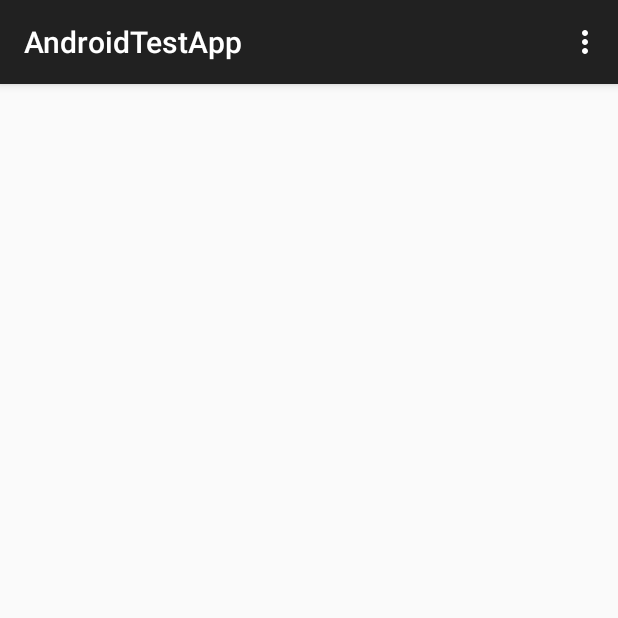
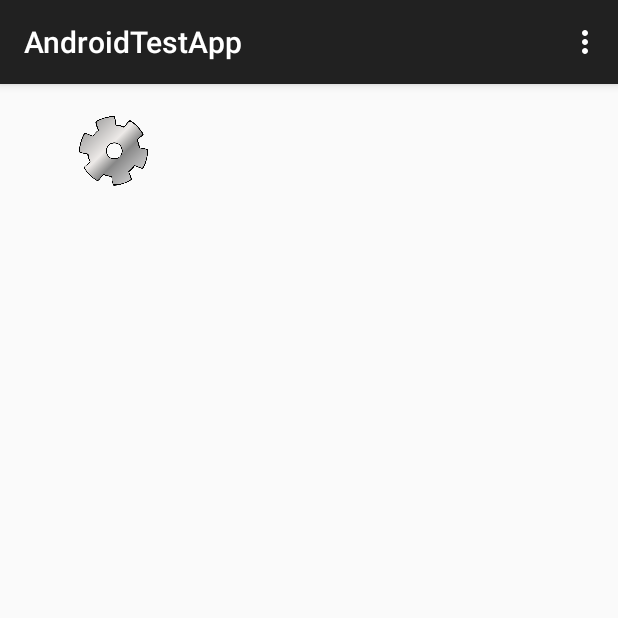
Before and after one commit to krb121693/AndroidTestApp, an Android app: the screen it shows after launch (MainActivity), on a phone screen of 412 x 824 dp, the top half of it. Run offline under Robolectric (Android 15) with nearby library versions, the phone set to English and light mode, and no system bars.

Commit message:
MinSDK and GridView
Addition of GridView for different test selections.
MinSDK changed to account for 2.2 on Icon Tablets

```diff
--- a/app/build.gradle
+++ b/app/build.gradle
@@ -6,7 +6,7 @@ android {
 
     defaultConfig {
         applicationId "com.iconfitness.testing.androidtestapp"
-        minSdkVersion 10
+        minSdkVersion 8
         targetSdkVersion 22
         versionCode 1
         versionName "1.0"
--- a/app/src/main/java/com/iconfitness/testing/androidtestapp/MainActivity.java
+++ b/app/src/main/java/com/iconfitness/testing/androidtestapp/MainActivity.java
@@ -1,9 +1,17 @@
 package com.iconfitness.testing.androidtestapp;
 
+import android.content.Context;
 import android.support.v7.app.ActionBarActivity;
 import android.os.Bundle;
 import android.view.Menu;
 import android.view.MenuItem;
+import android.view.View;
+import android.view.ViewGroup;
+import android.widget.AdapterView;
+import android.widget.BaseAdapter;
+import android.widget.GridView;
+import android.widget.ImageView;
+import android.widget.Toast;
 
 
 public class MainActivity extends ActionBarActivity {
@@ -12,6 +20,58 @@ public class MainActivity extends ActionBarActivity {
     protected void onCreate(Bundle savedInstanceState) {
         super.onCreate(savedInstanceState);
         setContentView(R.layout.activity_main);
+
+        GridView gridview = (GridView) findViewById(R.id.test_selector_gridview);
+        gridview.setAdapter(new ImageAdapter(this));
+
+        gridview.setOnItemClickListener(new AdapterView.OnItemClickListener() {
+            public void onItemClick(AdapterView<?> parent, View v,
+                                    int position, long id) {
+                Toast.makeText(MainActivity.this, "" + position,
+                        Toast.LENGTH_SHORT).show();
+            }
+        });
+    }
+
+    public class ImageAdapter extends BaseAdapter {
+        private Context mContext;
+        public ImageAdapter(Context c) {
+            mContext = c;
+        }
+
+        public int getCount() {
+            return mThumbIds.length;
+        }
+
+        public Object getItem(int position) {
+            return null;
+        }
+
+        public long getItemId(int position) {
+            return 0;
+        }
+
+        // create a new ImageView for each item referenced by the Adapter
+        public View getView(int position, View convertView, ViewGroup parent) {
+            ImageView imageView;
+            if (convertView == null) {
+                // if it's not recycled, initialize some attributes
+                imageView = new ImageView(mContext);
+                imageView.setLayoutParams(new GridView.LayoutParams(85, 85));
+                imageView.setScaleType(ImageView.ScaleType.CENTER_CROP);
+                imageView.setPadding(8, 8, 8, 8);
+            } else {
+                imageView = (ImageView) convertView;
+            }
+
+            imageView.setImageResource(mThumbIds[position]);
+            return imageView;
+        }
+
+        // references to our images
+        private Integer[] mThumbIds = {
+                R.drawable.motor_test_image
+        };
     }
 
 
--- a/app/src/main/java/com/iconfitness/testing/androidtestapp/MainActivityFragment.java
+++ b/app/src/main/java/com/iconfitness/testing/androidtestapp/TestSelectionFragment.java
@@ -10,9 +10,9 @@ import android.view.ViewGroup;
 /**
  * A placeholder fragment containing a simple view.
  */
-public class MainActivityFragment extends Fragment {
+public class TestSelectionFragment extends Fragment {
 
-    public MainActivityFragment() {
+    public TestSelectionFragment() {
     }
 
     @Override
--- a/app/src/main/res/layout/activity_main.xml
+++ b/app/src/main/res/layout/activity_main.xml
@@ -1,5 +1,5 @@
 <fragment xmlns:android="http://schemas.android.com/apk/res/android"
     xmlns:tools="http://schemas.android.com/tools" android:id="@+id/fragment"
-    android:name="com.iconfitness.testing.androidtestapp.MainActivityFragment"
+    android:name="com.iconfitness.testing.androidtestapp.TestSelectionFragment"
     tools:layout="@layout/fragment_main" android:layout_width="match_parent"
     android:layout_height="match_parent" />
--- a/app/src/main/res/layout/fragment_main.xml
+++ b/app/src/main/res/layout/fragment_main.xml
@@ -5,4 +5,14 @@
     android:paddingTop="@dimen/activity_vertical_margin"
     android:paddingBottom="@dimen/activity_vertical_margin" tools:context=".MainActivityFragment">
 
+    <GridView
+        android:id="@+id/test_selector_gridview"
+        android:layout_width="match_parent"
+        android:layout_height="match_parent"
+        android:columnWidth="90dp"
+        android:numColumns="auto_fit"
+        android:verticalSpacing="10dp"
+        android:horizontalSpacing="10dp"
+        android:stretchMode="columnWidth"
+        android:gravity="center"/>
 </RelativeLayout>
```
Also changed, not shown: app/src/main/res/drawable/motor_test_image.png (added).
